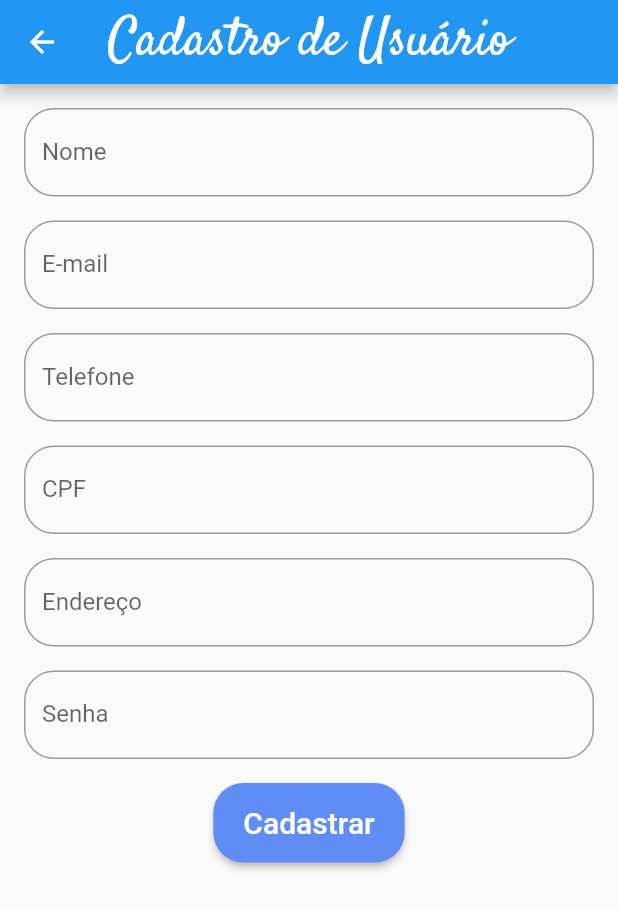
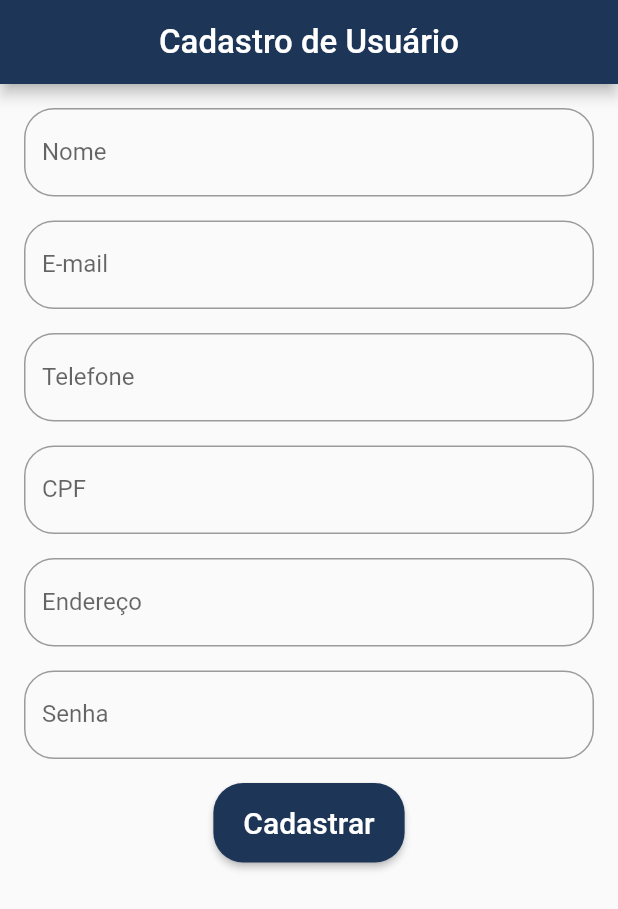
Before and after one commit to fonseca741/9794-AS, a Flutter app: the screen it shows after launch, on a phone screen of 412 x 824 dp. Shown: the top 909 px of the screen. Run offline on Flutter 3.47's test engine with Material 2 defaults, Android fonts, the phone set to English and light mode, and no system bars; our stand-ins replace rflutter_alert.

Commit message:
Organização do código

```diff
--- /dev/null
+++ b/lib/Routes/app_routes.dart
@@ -0,0 +1,6 @@
+class AppRoutes {
+  static const CADASTRO_USUARIO = '/';
+  static const FAQ = '/faq';
+  static const SAC = '/sac';
+  static const PERFIL = '/perfil';
+}
--- a/lib/Views/cadastroUsuario.dart
+++ b/lib/Views/cadastroUsuario.dart
@@ -1,5 +1,3 @@
-library rflutter_alert;
-
 import 'package:flutter/material.dart';
 import 'package:iClothes/Models/usuario.dart';
 import 'package:rflutter_alert/rflutter_alert.dart';
@@ -14,18 +12,12 @@ class ViewCadastroUsuario extends StatelessWidget {
 
   @override
   Widget build(BuildContext context) {
-    return MaterialApp(
-      home: Scaffold(
+    return Scaffold(
       appBar: AppBar(
         centerTitle: true,
         title: Text(
           'Cadastro de Usuário',
-            style: TextStyle(fontFamily: 'Satisfy', fontSize: 35),
-          ),
-          automaticallyImplyLeading: true,
-          leading: IconButton(
-            icon: Icon(Icons.arrow_back_outlined),
-            onPressed: () => Navigator.pop(context),
+          style: TextStyle(fontSize: 22),
         ),
       ),
       body: Padding(
@@ -47,8 +39,8 @@ class ViewCadastroUsuario extends StatelessWidget {
                 decoration: InputDecoration(
                     labelText: 'E-mail',
                     border: new OutlineInputBorder(
-                          borderRadius: const BorderRadius.all(
-                              const Radius.circular(20)))),
+                        borderRadius:
+                            const BorderRadius.all(const Radius.circular(20)))),
               ),
             ),
             Padding(
@@ -58,8 +50,8 @@ class ViewCadastroUsuario extends StatelessWidget {
                 decoration: InputDecoration(
                     labelText: 'Telefone',
                     border: new OutlineInputBorder(
-                          borderRadius: const BorderRadius.all(
-                              const Radius.circular(20)))),
+                        borderRadius:
+                            const BorderRadius.all(const Radius.circular(20)))),
                 keyboardType: TextInputType.number,
               ),
             ),
@@ -70,8 +62,8 @@ class ViewCadastroUsuario extends StatelessWidget {
                 decoration: InputDecoration(
                     labelText: 'CPF',
                     border: new OutlineInputBorder(
-                          borderRadius: const BorderRadius.all(
-                              const Radius.circular(20)))),
+                        borderRadius:
+                            const BorderRadius.all(const Radius.circular(20)))),
                 keyboardType: TextInputType.number,
               ),
             ),
@@ -82,8 +74,8 @@ class ViewCadastroUsuario extends StatelessWidget {
                 decoration: InputDecoration(
                     labelText: 'Endereço',
                     border: new OutlineInputBorder(
-                          borderRadius: const BorderRadius.all(
-                              const Radius.circular(20)))),
+                        borderRadius:
+                            const BorderRadius.all(const Radius.circular(20)))),
               ),
             ),
             Padding(
@@ -105,7 +97,7 @@ class ViewCadastroUsuario extends StatelessWidget {
                   style: TextStyle(fontSize: 20),
                 ),
                 textColor: Colors.white,
-                  color: Color.fromRGBO(95, 140, 245, 1),
+                color: Color(0xff1d3557),
                 padding: EdgeInsets.fromLTRB(20, 15, 20, 15),
                 shape: RoundedRectangleBorder(
                     borderRadius: BorderRadius.circular(20)),
@@ -120,7 +112,6 @@ class ViewCadastroUsuario extends StatelessWidget {
                   final Usuario usuarioNovo =
                       Usuario(nome, email, telefone, cpf, endereco, senha);
 
-                    if (Usuario != null) {
                   Alert(
                     context: context,
                     type: AlertType.success,
@@ -130,23 +121,23 @@ class ViewCadastroUsuario extends StatelessWidget {
                       DialogButton(
                         child: Text(
                           "OK",
-                              style:
-                                  TextStyle(color: Colors.white, fontSize: 20),
+                          style: TextStyle(color: Colors.white, fontSize: 20),
                         ),
-                            onPressed: () => Navigator.pop(context),
+                        onPressed: () => {
+                          Navigator.pop(context),
+                          // Navigator.of(context).pushReplacementNamed(AppRoutes.LOGIN)
+                        },
                         width: 120,
                       )
                     ],
                   ).show();
                   print(usuarioNovo);
-                    }
                 },
               ),
             ),
           ],
         ),
       ),
-      ),
     );
   }
 }
--- a/lib/main.dart
+++ b/lib/main.dart
@@ -1,10 +1,31 @@
 import 'package:flutter/material.dart';
+import 'package:iClothes/Routes/app_routes.dart';
 import 'package:iClothes/Views/cadastroUsuario.dart';
 import 'Views/faq.dart';
-import 'Views/saq.dart';
+import 'Views/perfil.dart';
+import 'Views/sac.dart';
 
-void main() => runApp(MaterialApp(
-      title: 'iClothes',
-      theme: ThemeData(),
-      home: ViewCadastroUsuario(),
-    ));
+void main() => runApp(MyApp());
+
+class MyApp extends StatefulWidget {
+  @override
+  _MyAppState createState() => _MyAppState();
+}
+
+class _MyAppState extends State<MyApp> {
+  @override
+  Widget build(BuildContext context) {
+    return MaterialApp(
+        title: 'iClothes',
+        theme: ThemeData(
+          primaryColor: Color(0xff1d3557),
+          visualDensity: VisualDensity.adaptivePlatformDensity,
+        ),
+        routes: {
+          AppRoutes.PERFIL: (_) => ViewPerfil(),
+          AppRoutes.FAQ: (_) => ViewFaq(),
+          AppRoutes.SAC: (_) => ViewSac(),
+          AppRoutes.CADASTRO_USUARIO: (_) => ViewCadastroUsuario(),
+        });
+  }
+}
```
Also changed, not shown: lib/Views/faq.dart (+7 -33 lines), lib/Views/perfil.dart (added, +27 -0 lines), lib/Views/sac.dart (added, +100 -0 lines), lib/Views/saq.dart (deleted, +0 -96 lines). Lines whose indentation alone changed are shown as unchanged.
